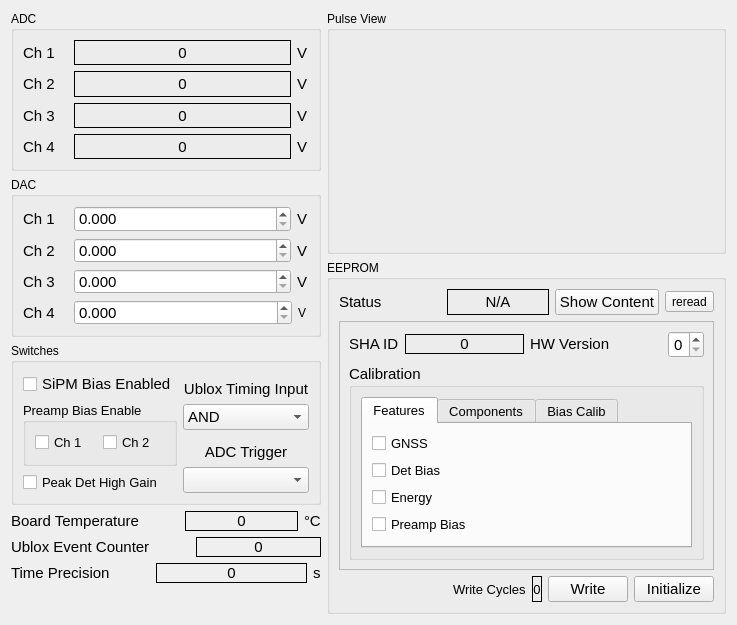
Above: muondetector-gui/src/main/parametermonitorform.ui from MuonPi/muondetector before the change. Below: the same form after it.
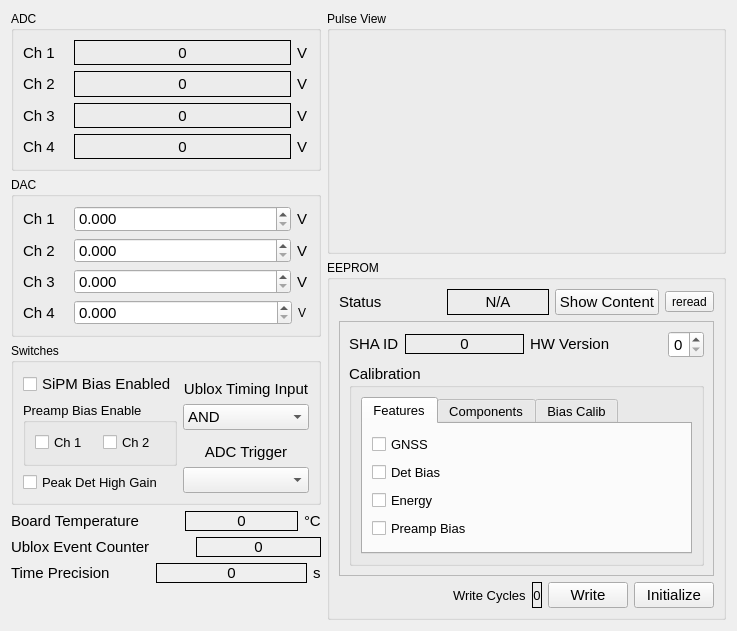
That is the form after the change. Custom widgets are drawn as their Qt base class.

Commit message: Fixed muondetector-gui.pro where parametermonitorform was not added Changed class name parameterMonitorForm to ParameterMonitorForm

```diff
--- a/muondetector-gui/src/main/parametermonitorform.ui
+++ b/muondetector-gui/src/main/parametermonitorform.ui
@@ -7,7 +7,7 @@
     <x>0</x>
     <y>0</y>
     <width>737</width>
-    <height>625</height>
+    <height>631</height>
    </rect>
   </property>
   <property name="sizePolicy">
```
Left out of the diff: 4 changed lines with no effect on the pictures. The commit also changes 4 other files.
